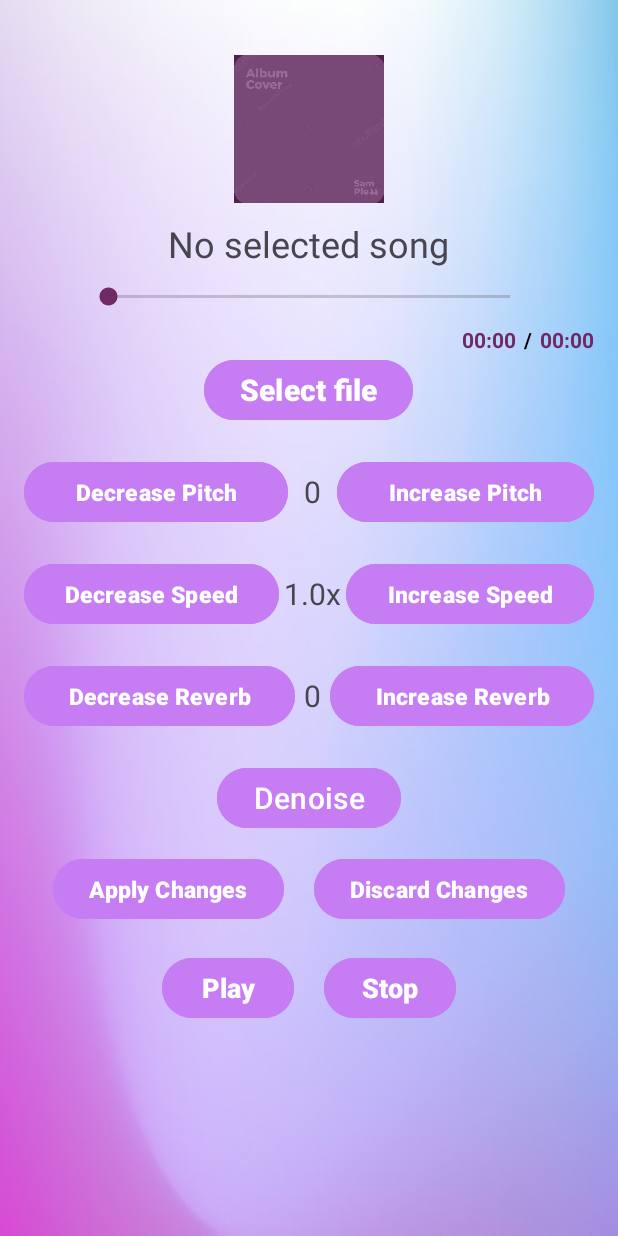
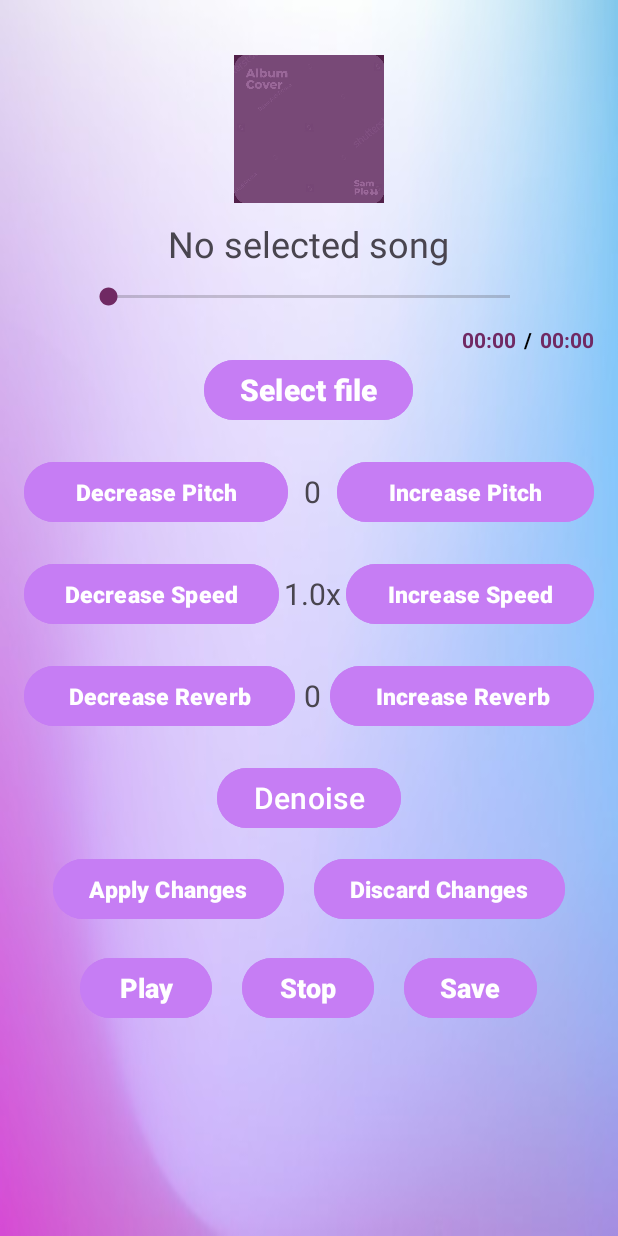
Before and after one commit to Evelyne03/SoundScape, an Android app: the EditorActivity screen opened directly, with no data from a screen before it, on a phone screen of 412 x 824 dp. Run offline under Robolectric (Android 15) with nearby library versions, the phone set to English and light mode, and no system bars.

Commit message:
Implemented the save option for audio_processing

```diff
--- a/app/src/main/AndroidManifest.xml
+++ b/app/src/main/AndroidManifest.xml
@@ -5,6 +5,7 @@
     <uses-permission android:name="android.permission.READ_EXTERNAL_STORAGE" />
     <uses-permission android:name="android.permission.WRITE_EXTERNAL_STORAGE" />
     <uses-permission android:name="android.permission.INTERNET" />
+
 
     <application
         android:allowBackup="true"
--- a/app/src/main/res/layout/activity_editor.xml
+++ b/app/src/main/res/layout/activity_editor.xml
@@ -303,7 +303,20 @@
             android:backgroundTint="@color/purple_200"
             android:textColor="#ffffff"
             android:textSize="18sp"
+            android:layout_marginRight="20dp"
             android:textStyle="bold"/>
+
+        <Button
+            android:id="@+id/saveButton"
+            android:layout_width="wrap_content"
+            android:layout_height="wrap_content"
+            android:text="Save"
+            android:onClick="saveModifiedSong"
+            android:backgroundTint="@color/purple_200"
+            android:textStyle="bold"
+            android:textSize="18sp"/>
+
+
     </LinearLayout>
 
 </LinearLayout>
--- a/app/src/main/res/layout/login_activity.xml
+++ b/app/src/main/res/layout/login_activity.xml
@@ -121,7 +121,7 @@
             android:id="@+id/textView2"
             android:layout_width="match_parent"
             android:layout_height="wrap_content"
-            android:layout_marginTop="10dp"
+            android:layout_marginTop="20dp"
             android:text="Forgot Password?"
             android:onClick="forgotPassword"
             android:textAlignment="center"
@@ -190,7 +190,7 @@
             android:layout_marginStart="8dp"
             android:layout_marginEnd="8dp"
             android:text="Or Login With"
-            android:layout_marginTop="10dp"
+            android:layout_marginTop="8dp"
             android:textColor="@color/purple_200"
             android:textSize="14sp"
             android:textStyle="bold" />
```
Also changed, not shown: app/src/main/java/com/example/soundscape/EditorActivity.kt (+72 -1 lines).
